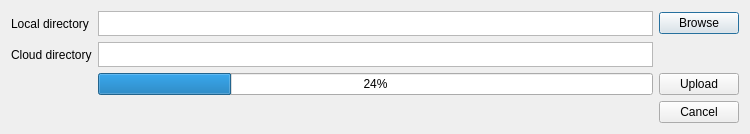
Old version of the form resources/file_upload_dialog.ui in the repository jeanboy44/cloud-image-viewer.
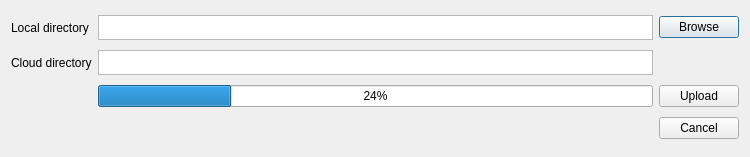
New version of the form.

What changed in the file:
```diff
--- a/resources/file_upload_dialog.ui
+++ b/resources/file_upload_dialog.ui
@@ -7,7 +7,7 @@
     <x>0</x>
     <y>0</y>
     <width>750</width>
-    <height>132</height>
+    <height>157</height>
    </rect>
   </property>
   <property name="windowTitle">
```
